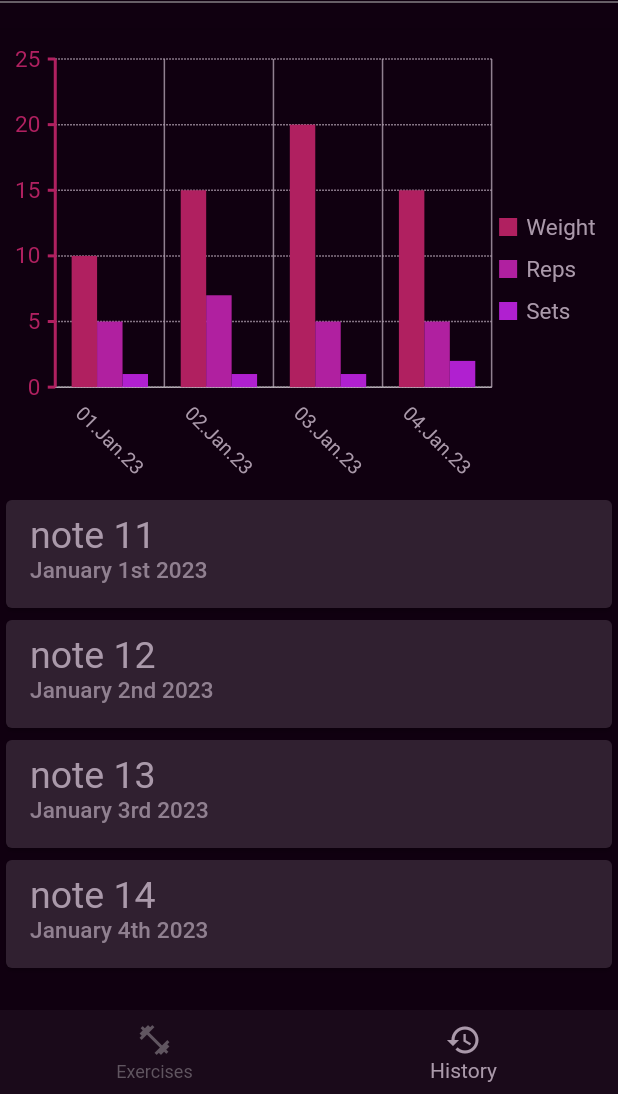
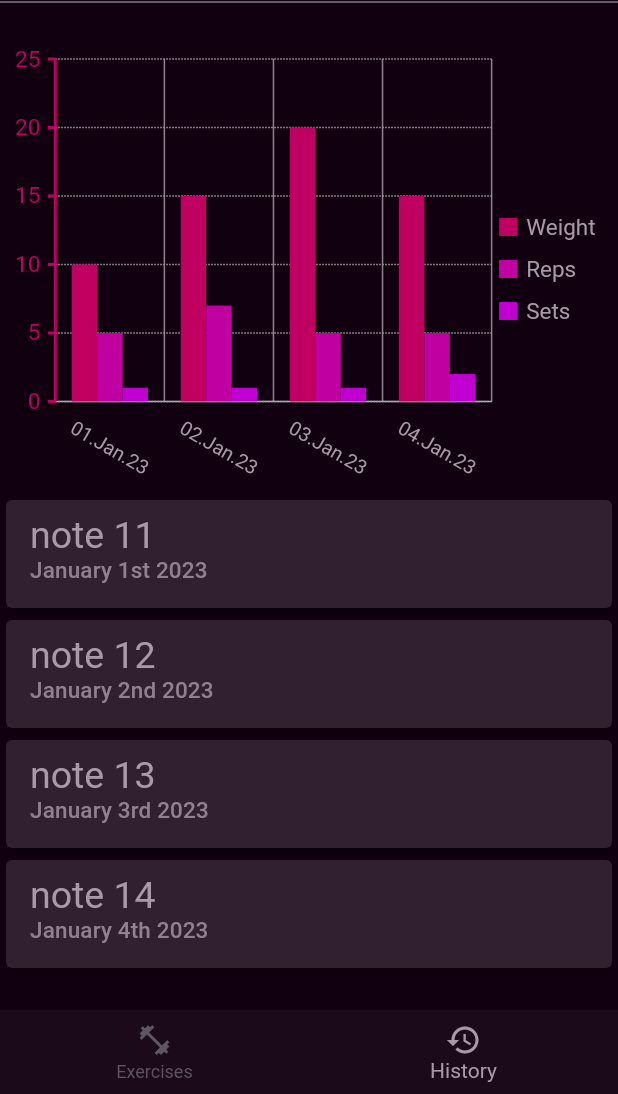
Before and after one commit to VToporan/WorkoutTracker, a Flutter app: the screen it shows after launch, item 2 of the bottom bar chosen, on a phone screen of 412 x 824 dp, the part 142-1236 px from its top. Run offline on Flutter 3.47's test engine with Material 2 defaults, Android fonts, the phone set to English and light mode, and no system bars; drawn by our look-alikes of flutter_slidable; our stand-ins replace jiffy, syncfusion_flutter_charts.

Commit message:
Changes chart colors

```diff
--- a/frontend/lib/pages/history.dart
+++ b/frontend/lib/pages/history.dart
@@ -9,9 +9,9 @@ import '../components/modal_component.dart';
 import '../components/slidable_componenet.dart';
 
 class ChartColors {
-  static const Color weightColor = Color(0xFFB02060);
-  static const Color repsColor = Color(0xFFB020A0);
-  static const Color setsColor = Color(0xFFB020D0);
+  static const Color weightColor = Color(0xFFC00060);
+  static const Color repsColor = Color(0xFFC000A0);
+  static const Color setsColor = Color(0xFFC000D0);
 }
 
 class History extends StatefulWidget {
@@ -66,7 +66,7 @@ class HistoryState extends State<History> {
           ),
           primaryXAxis: CategoryAxis(
             labelStyle: Theme.of(context).textTheme.bodySmall,
-            labelRotation: 45,
+            labelRotation: 30,
             majorGridLines: const MajorGridLines(
               width: 1,
               color: ThemeColors.buttonAccent,
```
